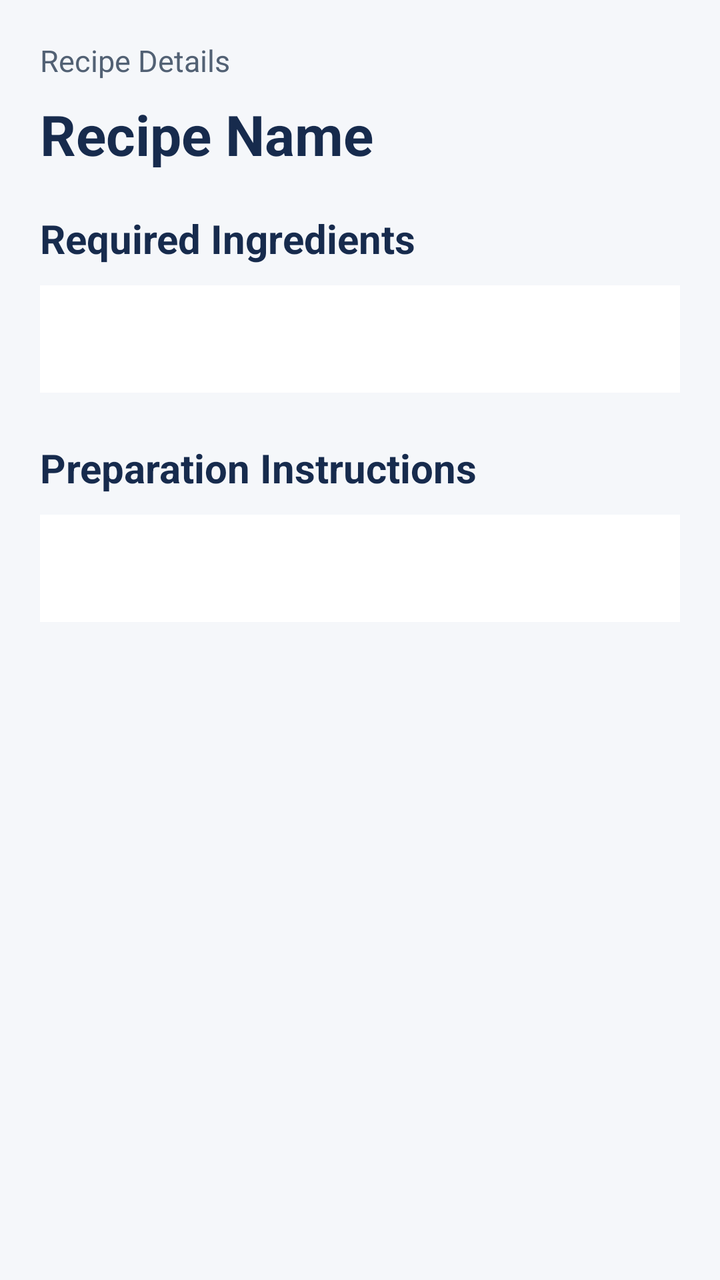
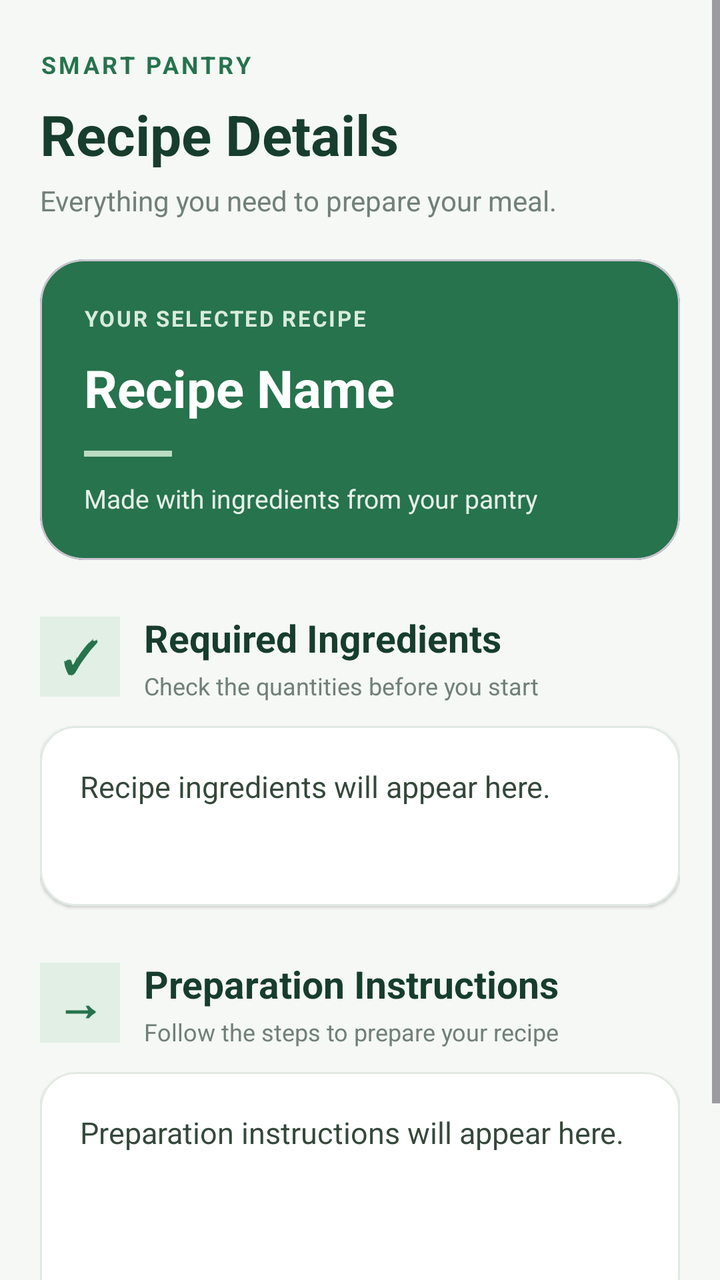

Screens rendered from an Android XML layout before and after an edit, with the pre-edit source and the edit as a unified diff.
<!-- AndroidManifest.xml: application theme Theme.SmartPantryManager -->
<!-- res/layout/activity_recipe_detail.xml -->
<?xml version="1.0" encoding="utf-8"?>
<ScrollView xmlns:android="http://schemas.android.com/apk/res/android"
    android:layout_width="match_parent"
    android:layout_height="match_parent"
    android:background="#F5F7FA"
    android:fillViewport="true">

    <LinearLayout
        android:layout_width="match_parent"
        android:layout_height="wrap_content"
        android:orientation="vertical"
        android:padding="20dp">

        <TextView
            android:layout_width="match_parent"
            android:layout_height="wrap_content"
            android:text="Recipe Details"
            android:textColor="#526174"
            android:textSize="15sp"
            android:paddingBottom="8dp" />

        <TextView
            android:id="@+id/textRecipeName"
            android:layout_width="match_parent"
            android:layout_height="wrap_content"
            android:text="Recipe Name"
            android:textColor="#172B4D"
            android:textSize="28sp"
            android:textStyle="bold"
            android:paddingBottom="20dp" />

        <TextView
            android:layout_width="match_parent"
            android:layout_height="wrap_content"
            android:text="Required Ingredients"
            android:textColor="#172B4D"
            android:textSize="20sp"
            android:textStyle="bold"
            android:paddingBottom="10dp" />

        <TextView
            android:id="@+id/textRecipeIngredients"
            android:layout_width="match_parent"
            android:layout_height="wrap_content"
            android:background="#FFFFFF"
            android:padding="16dp"
            android:textColor="#263548"
            android:textSize="16sp"
            android:lineSpacingExtra="6dp" />

        <TextView
            android:layout_width="match_parent"
            android:layout_height="wrap_content"
            android:text="Preparation Instructions"
            android:textColor="#172B4D"
            android:textSize="20sp"
            android:textStyle="bold"
            android:paddingTop="24dp"
            android:paddingBottom="10dp" />

        <TextView
            android:id="@+id/textRecipeInstructions"
            android:layout_width="match_parent"
            android:layout_height="wrap_content"
            android:background="#FFFFFF"
            android:padding="16dp"
            android:textColor="#263548"
            android:textSize="16sp"
            android:lineSpacingExtra="6dp" />

    </LinearLayout>

</ScrollView>
<!-- resources referenced by this layout -->
<resources>
  <style name="Theme.SmartPantryManager" parent="Base.Theme.SmartPantryManager" />
  <style name="Base.Theme.SmartPantryManager" parent="Theme.Material3.DayNight.NoActionBar">
          
          
      </style>
</resources>

<!-- the commit's change to res/layout/activity_recipe_detail.xml (unified diff, before → after) -->
@@ -1,72 +1,252 @@
 <?xml version="1.0" encoding="utf-8"?>
-<ScrollView xmlns:android="http://schemas.android.com/apk/res/android"
+<ScrollView
+    xmlns:android="http://schemas.android.com/apk/res/android"
+    xmlns:app="http://schemas.android.com/apk/res-auto"
     android:layout_width="match_parent"
     android:layout_height="match_parent"
-    android:background="#F5F7FA"
-    android:fillViewport="true">
+    android:background="#F5F8F5"
+    android:fillViewport="true"
+    android:clipToPadding="false">
 
     <LinearLayout
         android:layout_width="match_parent"
         android:layout_height="wrap_content"
         android:orientation="vertical"
-        android:padding="20dp">
-
+        android:paddingStart="20dp"
+        android:paddingEnd="20dp"
+        android:paddingTop="24dp"
+        android:paddingBottom="28dp">
+
+        
+        <TextView
+            android:layout_width="wrap_content"
+            android:layout_height="wrap_content"
+            android:text="SMART PANTRY"
+            android:textColor="#26734D"
+            android:textSize="12sp"
+            android:textStyle="bold"
+            android:letterSpacing="0.12" />
+
+        
         <TextView
             android:layout_width="match_parent"
             android:layout_height="wrap_content"
             android:text="Recipe Details"
-            android:textColor="#526174"
-            android:textSize="15sp"
-            android:paddingBottom="8dp" />
-
-        <TextView
-            android:id="@+id/textRecipeName"
-            android:layout_width="match_parent"
-            android:layout_height="wrap_content"
-            android:text="Recipe Name"
-            android:textColor="#172B4D"
+            android:textColor="#173D2D"
             android:textSize="28sp"
             android:textStyle="bold"
-            android:paddingBottom="20dp" />
-
-        <TextView
-            android:layout_width="match_parent"
-            android:layout_height="wrap_content"
-            android:text="Required Ingredients"
-            android:textColor="#172B4D"
-            android:textSize="20sp"
-            android:textStyle="bold"
-            android:paddingBottom="10dp" />
-
-        <TextView
-            android:id="@+id/textRecipeIngredients"
-            android:layout_width="match_parent"
-            android:layout_height="wrap_content"
-            android:background="#FFFFFF"
-            android:padding="16dp"
-            android:textColor="#263548"
-            android:textSize="16sp"
-            android:lineSpacingExtra="6dp" />
-
-        <TextView
-            android:layout_width="match_parent"
-            android:layout_height="wrap_content"
-            android:text="Preparation Instructions"
-            android:textColor="#172B4D"
-            android:textSize="20sp"
-            android:textStyle="bold"
-            android:paddingTop="24dp"
-            android:paddingBottom="10dp" />
-
-        <TextView
-            android:id="@+id/textRecipeInstructions"
-            android:layout_width="match_parent"
-            android:layout_height="wrap_content"
-            android:background="#FFFFFF"
-            android:padding="16dp"
-            android:textColor="#263548"
-            android:textSize="16sp"
-            android:lineSpacingExtra="6dp" />
+            android:layout_marginTop="8dp" />
+
+        <TextView
+            android:layout_width="match_parent"
+            android:layout_height="wrap_content"
+            android:text="Everything you need to prepare your meal."
+            android:textColor="#718078"
+            android:textSize="14sp"
+            android:lineSpacingExtra="3dp"
+            android:layout_marginTop="5dp"
+            android:layout_marginBottom="20dp" />
+
+        
+        <com.google.android.material.card.MaterialCardView
+            android:layout_width="match_parent"
+            android:layout_height="wrap_content"
+            app:cardBackgroundColor="#26734D"
+            app:cardCornerRadius="22dp"
+            app:cardElevation="0dp">
+
+            <LinearLayout
+                android:layout_width="match_parent"
+                android:layout_height="wrap_content"
+                android:orientation="vertical"
+                android:padding="22dp">
+
+                <TextView
+                    android:layout_width="wrap_content"
+                    android:layout_height="wrap_content"
+                    android:text="YOUR SELECTED RECIPE"
+                    android:textColor="#D9EBDD"
+                    android:textSize="11sp"
+                    android:textStyle="bold"
+                    android:letterSpacing="0.08" />
+
+                <TextView
+                    android:id="@+id/textRecipeName"
+                    android:layout_width="match_parent"
+                    android:layout_height="wrap_content"
+                    android:text="Recipe Name"
+                    android:textColor="#FFFFFF"
+                    android:textSize="26sp"
+                    android:textStyle="bold"
+                    android:lineSpacingExtra="3dp"
+                    android:layout_marginTop="10dp" />
+
+                <View
+                    android:layout_width="44dp"
+                    android:layout_height="3dp"
+                    android:background="#B9DCC2"
+                    android:layout_marginTop="14dp" />
+
+                <TextView
+                    android:layout_width="match_parent"
+                    android:layout_height="wrap_content"
+                    android:text="Made with ingredients from your pantry"
+                    android:textColor="#E7F1E9"
+                    android:textSize="13sp"
+                    android:layout_marginTop="12dp" />
+
+            </LinearLayout>
+
+        </com.google.android.material.card.MaterialCardView>
+
+        
+        <LinearLayout
+            android:layout_width="match_parent"
+            android:layout_height="wrap_content"
+            android:orientation="horizontal"
+            android:gravity="center_vertical"
+            android:layout_marginTop="26dp"
+            android:layout_marginBottom="12dp">
+
+            <TextView
+                android:layout_width="40dp"
+                android:layout_height="40dp"
+                android:background="#E1EFE4"
+                android:gravity="center"
+                android:text="✓"
+                android:textColor="#26734D"
+                android:textSize="22sp"
+                android:textStyle="bold" />
+
+            <LinearLayout
+                android:layout_width="0dp"
+                android:layout_height="wrap_content"
+                android:layout_weight="1"
+                android:orientation="vertical"
+                android:layout_marginStart="12dp">
+
+                <TextView
+                    android:layout_width="match_parent"
+                    android:layout_height="wrap_content"
+                    android:text="Required Ingredients"
+                    android:textColor="#173D2D"
+                    android:textSize="19sp"
+                    android:textStyle="bold" />
+
+                <TextView
+                    android:layout_width="match_parent"
+                    android:layout_height="wrap_content"
+                    android:text="Check the quantities before you start"
+                    android:textColor="#718078"
+                    android:textSize="12sp"
+                    android:layout_marginTop="3dp" />
+
+            </LinearLayout>
+
+        </LinearLayout>
+
+        
+        <com.google.android.material.card.MaterialCardView
+            android:layout_width="match_parent"
+            android:layout_height="wrap_content"
+            app:cardBackgroundColor="#FFFFFF"
+            app:cardCornerRadius="18dp"
+            app:cardElevation="1dp"
+            app:strokeColor="#E1EAE2"
+            app:strokeWidth="1dp">
+
+            <TextView
+                android:id="@+id/textRecipeIngredients"
+                android:layout_width="match_parent"
+                android:layout_height="wrap_content"
+                android:minHeight="90dp"
+                android:padding="20dp"
+                android:text="Recipe ingredients will appear here."
+                android:textColor="#35483B"
+                android:textSize="15sp"
+                android:lineSpacingExtra="7dp" />
+
+        </com.google.android.material.card.MaterialCardView>
+
+        
+        <LinearLayout
+            android:layout_width="match_parent"
+            android:layout_height="wrap_content"
+            android:orientation="horizontal"
+            android:gravity="center_vertical"
+            android:layout_marginTop="26dp"
+            android:layout_marginBottom="12dp">
+
+            <TextView
+                android:layout_width="40dp"
+                android:layout_height="40dp"
+                android:background="#E1EFE4"
+                android:gravity="center"
+                android:text="→"
+                android:textColor="#26734D"
+                android:textSize="24sp"
+                android:textStyle="bold" />
+
+            <LinearLayout
+                android:layout_width="0dp"
+                android:layout_height="wrap_content"
+                android:layout_weight="1"
+                android:orientation="vertical"
+                android:layout_marginStart="12dp">
+
+                <TextView
+                    android:layout_width="match_parent"
+                    android:layout_height="wrap_content"
+                    android:text="Preparation Instructions"
+                    android:textColor="#173D2D"
+                    android:textSize="19sp"
+                    android:textStyle="bold" />
+
+                <TextView
+                    android:layout_width="match_parent"
+                    android:layout_height="wrap_content"
+                    android:text="Follow the steps to prepare your recipe"
+                    android:textColor="#718078"
+                    android:textSize="12sp"
+                    android:layout_marginTop="3dp" />
+
+            </LinearLayout>
+
+        </LinearLayout>
+
+        
+        <com.google.android.material.card.MaterialCardView
+            android:layout_width="match_parent"
+            android:layout_height="wrap_content"
+            app:cardBackgroundColor="#FFFFFF"
+            app:cardCornerRadius="18dp"
+            app:cardElevation="1dp"
+            app:strokeColor="#E1EAE2"
+            app:strokeWidth="1dp">
+
+            <TextView
+                android:id="@+id/textRecipeInstructions"
+                android:layout_width="match_parent"
+                android:layout_height="wrap_content"
+                android:minHeight="120dp"
+                android:padding="20dp"
+                android:text="Preparation instructions will appear here."
+                android:textColor="#35483B"
+                android:textSize="15sp"
+                android:lineSpacingExtra="8dp" />
+
+        </com.google.android.material.card.MaterialCardView>
+
+        
+        <TextView
+            android:layout_width="match_parent"
+            android:layout_height="wrap_content"
+            android:text="Smart Pantry Manager • Reduce food waste, one meal at a time."
+            android:textColor="#718078"
+            android:textSize="12sp"
+            android:gravity="center"
+            android:lineSpacingExtra="4dp"
+            android:layout_marginTop="24dp" />
 
     </LinearLayout>
 
